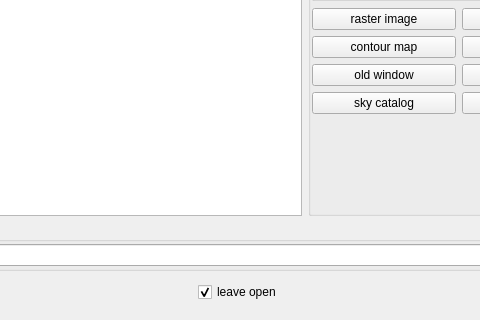
Above: code/display/implement/QtViewer/QtDataManager.ui from radio-astro/casa before the change; both pictures show x 137 to 617 and y 147 to 467 of the 754 by 467 pixel window. Below: the same form after it.
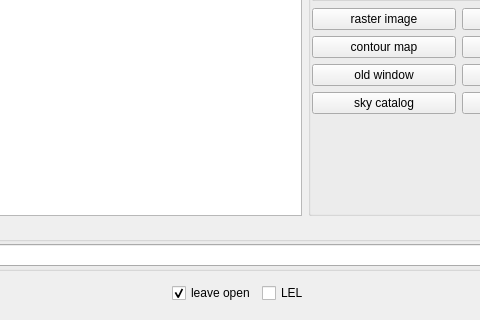
That is the form after the change. Custom widgets are drawn as their Qt base class.

```diff
--- a/code/display/implement/QtViewer/QtDataManager.ui
+++ b/code/display/implement/QtViewer/QtDataManager.ui
@@ -315,6 +315,14 @@
        </spacer>
       </item>
       <item>
+       <layout class="QHBoxLayout" name="options_layout">
+        <property name="leftMargin">
+         <number>1</number>
+        </property>
+        <property name="topMargin">
+         <number>1</number>
+        </property>
+        <item>
        <widget class="QCheckBox" name="leaveOpen_">
         <property name="text">
          <string>leave open</string>
@@ -323,6 +331,15 @@
          <bool>true</bool>
         </property>
        </widget>
+        </item>
+        <item>
+         <widget class="QCheckBox" name="showLEL_">
+          <property name="text">
+           <string>LEL</string>
+          </property>
+         </widget>
+        </item>
+       </layout>
       </item>
       <item>
        <spacer>
```
Lines whose indentation alone changed are shown as unchanged.
